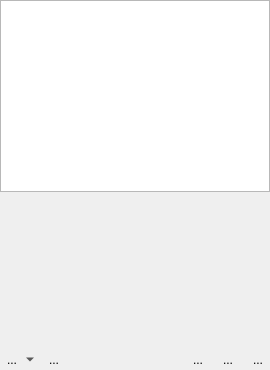
KDE/kdenlive, file src/ui/guideslist_ui.ui: the form before one commit.
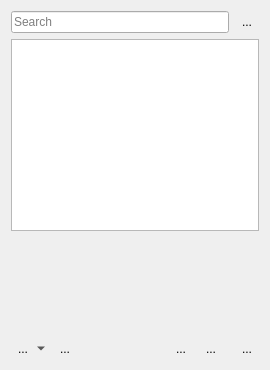
The form after the commit. Icons and pictures are not drawn.

Commit message: Add filter line for guides, allow sorting them by category, timecode or comment, allow exporting JSON data

```diff
--- a/src/ui/guideslist_ui.ui
+++ b/src/ui/guideslist_ui.ui
@@ -14,74 +14,23 @@
    <string>Form</string>
   </property>
   <layout class="QGridLayout" name="gridLayout">
-   <property name="leftMargin">
-    <number>0</number>
-   </property>
-   <property name="topMargin">
-    <number>0</number>
-   </property>
-   <property name="rightMargin">
-    <number>0</number>
-   </property>
-   <property name="bottomMargin">
-    <number>0</number>
-   </property>
-   <item row="2" column="1">
-    <widget class="QToolButton" name="guide_delete">
+   <item row="3" column="4">
+    <widget class="QToolButton" name="show_categories">
      <property name="text">
       <string>...</string>
      </property>
      <property name="icon">
       <iconset theme="edit-delete"/>
      </property>
-     <property name="autoRaise">
+     <property name="checkable">
       <bool>true</bool>
      </property>
-    </widget>
-   </item>
-   <item row="2" column="0">
-    <widget class="QToolButton" name="guide_add">
-     <property name="text">
-      <string>...</string>
-     </property>
-     <property name="icon">
-      <iconset theme="list-add"/>
-     </property>
-     <property name="popupMode">
-      <enum>QToolButton::MenuButtonPopup</enum>
-     </property>
      <property name="autoRaise">
       <bool>true</bool>
      </property>
-     <property name="arrowType">
-      <enum>Qt::NoArrow</enum>
-     </property>
     </widget>
    </item>
-   <item row="0" column="0" colspan="6">
-    <widget class="QListView" name="guides_list">
-     <property name="sizePolicy">
-      <sizepolicy hsizetype="Expanding" vsizetype="MinimumExpanding">
-       <horstretch>0</horstretch>
-       <verstretch>0</verstretch>
-      </sizepolicy>
-     </property>
-    </widget>
-   </item>
-   <item row="2" column="5">
-    <widget class="QToolButton" name="configure">
-     <property name="text">
-      <string>...</string>
-     </property>
-     <property name="icon">
-      <iconset theme="configure"/>
-     </property>
-     <property name="autoRaise">
-      <bool>true</bool>
-     </property>
-    </widget>
-   </item>
-   <item row="2" column="2">
+   <item row="3" column="2">
     <spacer name="horizontalSpacer">
      <property name="orientation">
       <enum>Qt::Horizontal</enum>
@@ -94,23 +43,91 @@
      </property>
     </spacer>
    </item>
-   <item row="2" column="4">
-    <widget class="QToolButton" name="show_categories">
+   <item row="1" column="0" colspan="7">
+    <widget class="QListView" name="guides_list">
+     <property name="alternatingRowColors">
+      <bool>true</bool>
+     </property>
+    </widget>
+   </item>
+   <item row="3" column="6">
+    <widget class="QToolButton" name="configure">
      <property name="text">
       <string>...</string>
      </property>
      <property name="icon">
       <iconset theme="view-filter"/>
      </property>
-     <property name="checkable">
+     <property name="autoRaise">
       <bool>true</bool>
      </property>
+    </widget>
+   </item>
+   <item row="3" column="1">
+    <widget class="QToolButton" name="guide_delete">
+     <property name="text">
+      <string>...</string>
+     </property>
+     <property name="icon">
+      <iconset theme="edit-delete">
+       <normaloff>../../../../.designer/backup</normaloff>../../../../.designer/backup</iconset>
+     </property>
      <property name="autoRaise">
       <bool>true</bool>
      </property>
     </widget>
    </item>
-   <item row="1" column="0" colspan="6">
+   <item row="0" column="6">
+    <widget class="QToolButton" name="sort_guides">
+     <property name="text">
+      <string>...</string>
+     </property>
+     <property name="icon">
+      <iconset theme="view-sort"/>
+     </property>
+     <property name="popupMode">
+      <enum>QToolButton::InstantPopup</enum>
+     </property>
+     <property name="autoRaise">
+      <bool>true</bool>
+     </property>
+    </widget>
+   </item>
+   <item row="3" column="3">
+    <widget class="QToolButton" name="guide_save">
+     <property name="text">
+      <string>...</string>
+     </property>
+     <property name="icon">
+      <iconset theme="document-export">
+       <normaloff>../../../../.designer/backup</normaloff>../../../../.designer/backup</iconset>
+     </property>
+     <property name="autoRaise">
+      <bool>true</bool>
+     </property>
+    </widget>
+   </item>
+   <item row="3" column="0">
+    <widget class="QToolButton" name="guide_add">
+     <property name="text">
+      <string>...</string>
+     </property>
+     <property name="icon">
+      <iconset theme="list-add">
+       <normaloff>../../../../.designer/backup</normaloff>../../../../.designer/backup</iconset>
+     </property>
+     <property name="popupMode">
+      <enum>QToolButton::MenuButtonPopup</enum>
+     </property>
+     <property name="autoRaise">
+      <bool>true</bool>
+     </property>
+     <property name="arrowType">
+      <enum>Qt::NoArrow</enum>
+     </property>
+    </widget>
+   </item>
+   <item row="2" column="0" colspan="7">
     <widget class="QScrollArea" name="category_frame">
      <property name="frameShape">
       <enum>QFrame::NoFrame</enum>
@@ -123,22 +140,19 @@
        <rect>
         <x>0</x>
         <y>0</y>
-        <width>270</width>
-        <height>138</height>
+        <width>258</width>
+        <height>88</height>
        </rect>
       </property>
      </widget>
     </widget>
    </item>
-   <item row="2" column="3">
-    <widget class="QToolButton" name="guide_save">
-     <property name="text">
-      <string>...</string>
+   <item row="0" column="0" colspan="6">
+    <widget class="QLineEdit" name="filter_line">
+     <property name="placeholderText">
+      <string>Search</string>
      </property>
-     <property name="icon">
-      <iconset theme="document-save-as"/>
-     </property>
-     <property name="autoRaise">
+     <property name="clearButtonEnabled">
       <bool>true</bool>
      </property>
     </widget>
```
Left out of the diff: 6 changed lines with no effect on the pictures. The commit also changes 12 other files.
